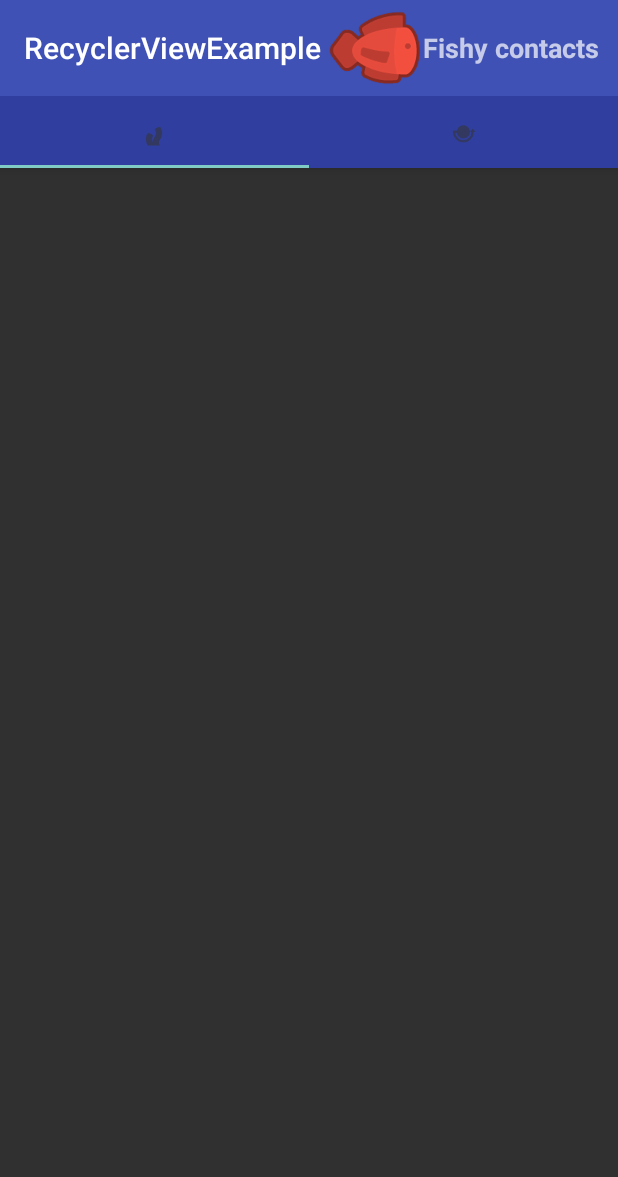
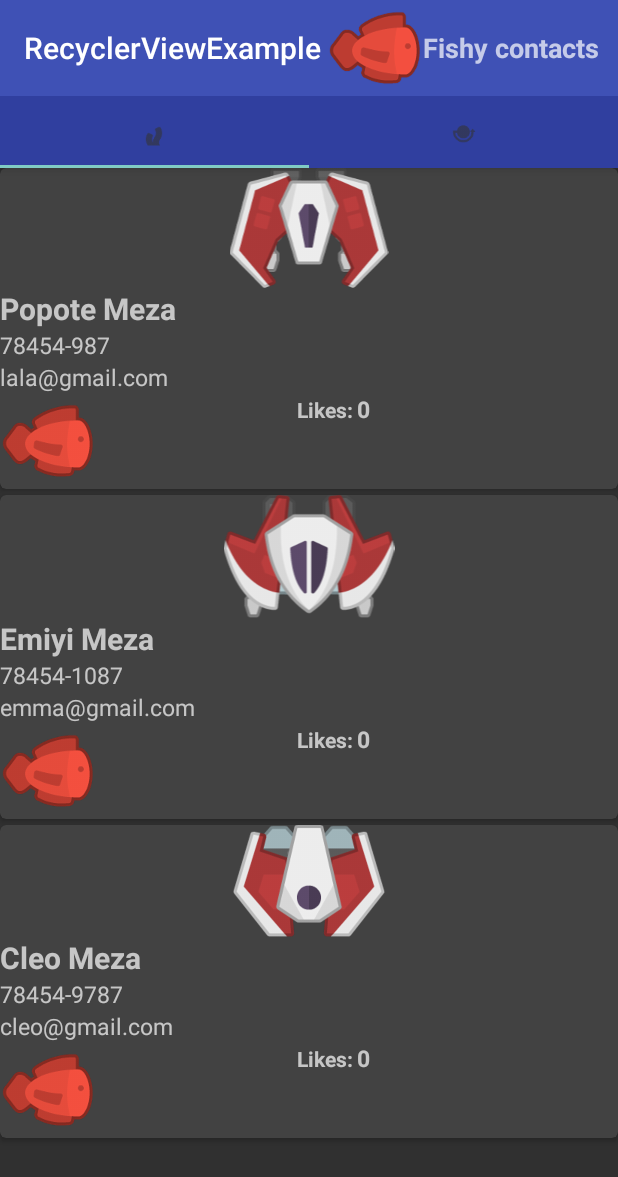
Before and after one commit to VictorMoraB/fragments-recycler-example, an Android app: the screen it shows after launch (MainActivity), on a phone screen of 412 x 824 dp. Shown: the top 1177 px of the screen. Run offline under Robolectric (Android 15) with nearby library versions, the phone set to English and light mode, and no system bars.

Commit message:
Se implemento persistencia basica a SQLite, de momento solamente guarda  los datos y puede regresar todos los elementos.

```diff
--- /dev/null
+++ b/app/src/main/java/com/mora/victor/recyclerviewexample/db/BaseDatos.java
@@ -0,0 +1,94 @@
+package com.mora.victor.recyclerviewexample.db;
+
+import android.content.ContentResolver;
+import android.content.ContentValues;
+import android.content.Context;
+import android.database.Cursor;
+import android.database.sqlite.SQLiteDatabase;
+import android.database.sqlite.SQLiteOpenHelper;
+
+import com.mora.victor.recyclerviewexample.pojo.Contacto;
+
+import java.util.ArrayList;
+
+
+/**
+ * Created by Victor on 28-May-17.
+ */
+
+public class BaseDatos extends SQLiteOpenHelper {
+    private Context context;
+
+    public BaseDatos(Context context) {
+        super(context, ConstantesBaseDatos.DATABASE_NAME, null, ConstantesBaseDatos.DATABASE_VERSION);
+        this.context = context;
+    }
+
+
+    public ArrayList<Contacto> obtenerTodosLosContactos(){
+        ArrayList<Contacto> contactos = new ArrayList<>();
+
+        String query = "SELECT * FROM " + ConstantesBaseDatos.TABLE_CONTACTS;
+        SQLiteDatabase db = this.getWritableDatabase();
+        //garantizar que la conexion a la base de datos siempre se va a cerrar
+        try{
+            Cursor cursor = db.rawQuery(query, null);
+            while (cursor.moveToNext()){
+                Contacto contactoActual = new Contacto();
+                contactoActual.setId(cursor.getInt(0));
+                contactoActual.setNombre(cursor.getString(1));
+                contactoActual.setTelefono(cursor.getString(2));
+                contactoActual.setCorreo(cursor.getString(3));
+                contactoActual.setImagen(cursor.getInt(4));
+                contactos.add(contactoActual);
+                //obtener los likes de la tabla de likes
+            }
+        }finally {
+            db.close();
+        }
+        return contactos;
+}
+
+
+    public void insertarContacto(ContentValues contentValues){
+        SQLiteDatabase db = this.getWritableDatabase();
+
+        try{
+            db.insert(ConstantesBaseDatos.TABLE_CONTACTS, null, contentValues);
+        }finally {
+            db.close();
+        }
+
+
+    }
+
+    @Override
+    public void onCreate(SQLiteDatabase db) {
+        String queryCrearTablaContacto="CREATE TABLE " + ConstantesBaseDatos.TABLE_CONTACTS + "(" +
+                ConstantesBaseDatos.TABLE_CONTACTS_ID       + " INTEGER PRIMARY KEY AUTOINCREMENT, " +
+                ConstantesBaseDatos.TABLE_CONTACTS_NOMBRE   + " TEXT, " +
+                ConstantesBaseDatos.TABLE_CONTACTS_TELEFONO + " TEXT, " +
+                ConstantesBaseDatos.TABLE_CONTACTS_EMAIL    + " TEXT, " +
+                ConstantesBaseDatos.TABLE_CONTACTS_FOTO     + " INTEGER " +
+                ")";
+
+        String queryCrearTablaLikesContacto = "CREATE TABLE " +ConstantesBaseDatos.TABLE_LIKES_CONTACT + "(" +
+                ConstantesBaseDatos.TABLE_LIKES_CONTACT_ID + " INTEGER PRIMARY KEY AUTOINCREMENT, " +
+                ConstantesBaseDatos.TABLE_LIKES_CONTACT_ID_CONTACTO + " INTEGER, " +
+                ConstantesBaseDatos.TABLE_LIKES_CONTACT_NUMERO_LIKES + " INTEGER, " +
+                "FOREIGN KEY (" + ConstantesBaseDatos.TABLE_LIKES_CONTACT_ID_CONTACTO + ") " +
+                "REFERENCES " + ConstantesBaseDatos.TABLE_CONTACTS + "(" + ConstantesBaseDatos.TABLE_CONTACTS_ID + ")" +
+                ")";
+
+        db.execSQL(queryCrearTablaContacto);
+        db.execSQL(queryCrearTablaLikesContacto);
+
+
+    }
+
+    @Override
+    public void onUpgrade(SQLiteDatabase db, int oldVersion, int newVersion) {
+
+        //usado para realizar migraciones en caso de ser necesario alterar la estructura de la tabla
+    }
+}
--- /dev/null
+++ b/app/src/main/java/com/mora/victor/recyclerviewexample/db/ConstantesBaseDatos.java
@@ -0,0 +1,26 @@
+package com.mora.victor.recyclerviewexample.db;
+
+/**
+ * Created by Victor on 28-May-17.
+ */
+
+public final class ConstantesBaseDatos {
+
+    //constantes para la creacion de la base de datos
+    public static final String DATABASE_NAME = "contactos";
+    public static final int DATABASE_VERSION = 1;
+
+    //constantes para la creacion de la tabla de contactos
+    public static final String TABLE_CONTACTS = "contacto";
+    public static final String TABLE_CONTACTS_ID = "id";
+    public static final String TABLE_CONTACTS_NOMBRE = "nombre";
+    public static final String TABLE_CONTACTS_TELEFONO = "telefono";
+    public static final String TABLE_CONTACTS_EMAIL = "email";
+    public static final String TABLE_CONTACTS_FOTO = "foto";
+
+    //constantes para la creacion de la tabla de likes
+    public static final String TABLE_LIKES_CONTACT = "contacto_likes";
+    public static final String TABLE_LIKES_CONTACT_ID = "id";
+    public static final String TABLE_LIKES_CONTACT_ID_CONTACTO = "id_contacto";
+    public static final String TABLE_LIKES_CONTACT_NUMERO_LIKES = "numero_likes";
+}
--- /dev/null
+++ b/app/src/main/java/com/mora/victor/recyclerviewexample/db/ConstructorContactos.java
@@ -0,0 +1,67 @@
+package com.mora.victor.recyclerviewexample.db;
+
+import android.content.ContentValues;
+import android.content.Context;
+
+import com.mora.victor.recyclerviewexample.R;
+import com.mora.victor.recyclerviewexample.pojo.Contacto;
+
+import java.util.ArrayList;
+
+/**
+ * Created by Victor on 21-May-17.
+ */
+
+public class ConstructorContactos {
+
+    private Context context;
+
+    public ConstructorContactos(Context context){
+        this.context = context;
+    }
+
+    public ArrayList<Contacto> obtenerDatos(){
+        /*
+        ArrayList<Contacto> contactos = new ArrayList<>();
+        contactos.add(new Contacto(R.drawable.spaceships_001, "Rocketman 01",
+                "787878", "rocket01@gmail.com", 23));
+        contactos.add(new Contacto(R.drawable.spaceships_002, "Rocketman 02",
+                "74521358", "rocket02@gmail.com", 28));
+        contactos.add(new Contacto(R.drawable.spaceships_003, "Rocketman 03",
+                "7135768415", "rocket03@gmail.com", 78));
+        contactos.add(new Contacto(R.drawable.spaceships_004, "Rocketman 04",
+                "7135768415", "rocket04@gmail.com", 14));
+        contactos.add(new Contacto(R.drawable.spaceships_005, "Rocketman 05",
+                "7135768415", "rocket05@gmail.com", 14));
+        return  contactos;
+        */
+        BaseDatos db = new BaseDatos(context);
+        insertarTresContactos(db);
+        return db.obtenerTodosLosContactos();
+    }
+
+    public void insertarTresContactos(BaseDatos db){
+        ContentValues contentValues = new ContentValues();
+        contentValues.put(ConstantesBaseDatos.TABLE_CONTACTS_NOMBRE, "Popote Meza");
+        contentValues.put(ConstantesBaseDatos.TABLE_CONTACTS_TELEFONO, "78454-987");
+        contentValues.put(ConstantesBaseDatos.TABLE_CONTACTS_EMAIL, "lala@gmail.com");
+        contentValues.put(ConstantesBaseDatos.TABLE_CONTACTS_FOTO, R.drawable.spaceships_008);
+        db.insertarContacto(contentValues);
+
+        contentValues = new ContentValues();
+        contentValues.put(ConstantesBaseDatos.TABLE_CONTACTS_NOMBRE, "Emiyi Meza");
+        contentValues.put(ConstantesBaseDatos.TABLE_CONTACTS_TELEFONO, "78454-1087");
+        contentValues.put(ConstantesBaseDatos.TABLE_CONTACTS_EMAIL, "emma@gmail.com");
+        contentValues.put(ConstantesBaseDatos.TABLE_CONTACTS_FOTO, R.drawable.spaceships_007);
+        db.insertarContacto(contentValues);
+
+        contentValues = new ContentValues();
+        contentValues.put(ConstantesBaseDatos.TABLE_CONTACTS_NOMBRE, "Cleo Meza");
+        contentValues.put(ConstantesBaseDatos.TABLE_CONTACTS_TELEFONO, "78454-9787");
+        contentValues.put(ConstantesBaseDatos.TABLE_CONTACTS_EMAIL, "cleo@gmail.com");
+        contentValues.put(ConstantesBaseDatos.TABLE_CONTACTS_FOTO, R.drawable.spaceships_009);
+        db.insertarContacto(contentValues);
+
+    }
+
+}
--- a/app/src/main/java/com/mora/victor/recyclerviewexample/fragment/RecyclerViewFragment.java
+++ b/app/src/main/java/com/mora/victor/recyclerviewexample/fragment/RecyclerViewFragment.java
@@ -12,6 +12,8 @@ import android.view.ViewGroup;
 import com.mora.victor.recyclerviewexample.R;
 import com.mora.victor.recyclerviewexample.adapter.ContactoAdaptador;
 import com.mora.victor.recyclerviewexample.pojo.Contacto;
+import com.mora.victor.recyclerviewexample.presentador.IRecyclerViewFragmentPresenter;
+import com.mora.victor.recyclerviewexample.presentador.RecyclerViewFragmentPresenter;
 
 import java.util.ArrayList;
 
@@ -24,7 +26,7 @@ public class RecyclerViewFragment extends android.support.v4.app.Fragment implem
 
     private RecyclerView myRecycler;
     private ArrayList<Contacto> contactos = new ArrayList<Contacto>();
-    private ContactoAdaptador adaptador;
+    private IRecyclerViewFragmentPresenter presenter;
 
     @Nullable
     @Override
@@ -32,6 +34,8 @@ public class RecyclerViewFragment extends android.support.v4.app.Fragment implem
         View v = inflater.inflate(R.layout.fragment_recyclerview, container, false);
 
         myRecycler = (RecyclerView)v.findViewById(R.id.rvContactos);
+        presenter = new RecyclerViewFragmentPresenter(this, getContext());
+
         return  v;
 
     }
--- a/app/src/main/java/com/mora/victor/recyclerviewexample/pojo/Contacto.java
+++ b/app/src/main/java/com/mora/victor/recyclerviewexample/pojo/Contacto.java
@@ -21,6 +21,10 @@ public class Contacto {
         Telefono = telefono;
         Correo = correo;
         LikesCount = likesCount;
+    }
+
+    public Contacto() {
+
     }
 
     public String getNombre() {
@@ -62,4 +66,12 @@ public class Contacto {
     public void setLikesCount(int likesCount) {
         LikesCount = likesCount;
     }
+
+    public int getId() {
+        return id;
+    }
+
+    public void setId(int id) {
+        this.id = id;
+    }
 }
--- a/app/src/main/java/com/mora/victor/recyclerviewexample/presentador/RecyclerViewFragmentPresenter.java
+++ b/app/src/main/java/com/mora/victor/recyclerviewexample/presentador/RecyclerViewFragmentPresenter.java
@@ -2,7 +2,7 @@ package com.mora.victor.recyclerviewexample.presentador;
 
 import android.content.Context;
 
-import com.mora.victor.recyclerviewexample.adapter.ContactoAdaptador;
+import com.mora.victor.recyclerviewexample.db.ConstructorContactos;
 import com.mora.victor.recyclerviewexample.fragment.IRecyclerViewFragmentView;
 import com.mora.victor.recyclerviewexample.pojo.Contacto;
 
@@ -16,23 +16,28 @@ public class RecyclerViewFragmentPresenter  implements IRecyclerViewFragmentPres
 
     private IRecyclerViewFragmentView iRecyclerViewFragmentView;
     private Context contexto;
-
-
+    private ConstructorContactos constructorContactos;
+    private ArrayList<Contacto> contactos;
     public RecyclerViewFragmentPresenter(IRecyclerViewFragmentView iRecyclerViewFragmentView,
                                          Context contexto)
     {
         this.iRecyclerViewFragmentView = iRecyclerViewFragmentView;
         this.contexto = contexto;
+        obtenerContactosBaseDatos();
     }
 
 
     @Override
     public void obtenerContactosBaseDatos() {
-
+        constructorContactos = new ConstructorContactos(contexto);
+        contactos = constructorContactos.obtenerDatos();
+        mostrarContactosRV();
     }
 
     @Override
     public void mostrarContactosRV() {
-
+        iRecyclerViewFragmentView.inicializarAdaptadorRV(
+                iRecyclerViewFragmentView.crearAdaptador(contactos));
+        iRecyclerViewFragmentView.generarLinearLayoutVertical();
     }
 }
```
